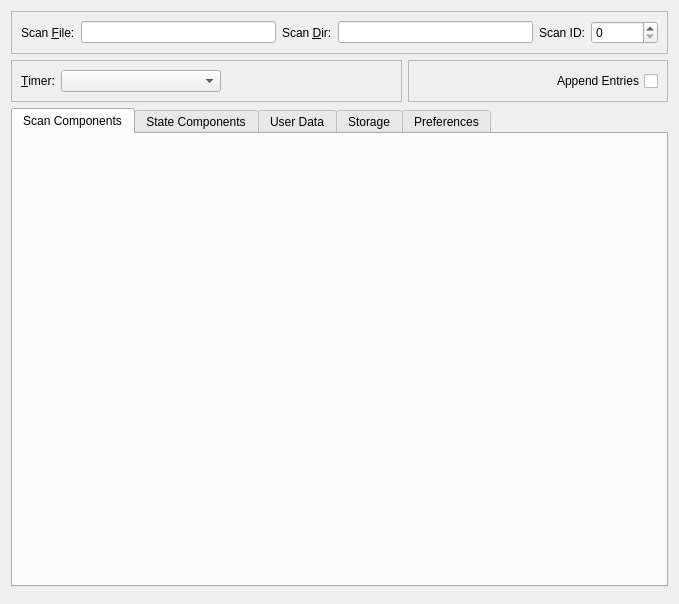
Before: the Qt Designer form nxselector/ui/selector.ui in nexdatas/nxselector, drawn with Qt 5.
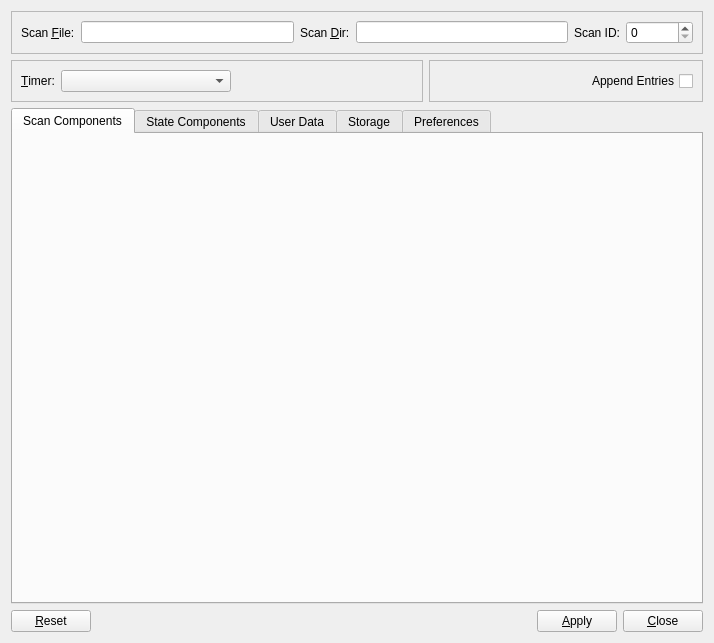
After: the same form once the commit is applied.

The edit to the form file:
```diff
--- a/nxselector/ui/selector.ui
+++ b/nxselector/ui/selector.ui
@@ -6,8 +6,8 @@
    <rect>
     <x>0</x>
     <y>0</y>
-    <width>679</width>
-    <height>604</height>
+    <width>714</width>
+    <height>643</height>
    </rect>
   </property>
   <property name="windowTitle">
@@ -1016,13 +1016,61 @@
        </widget>
       </widget>
      </item>
+    </layout>
+   </item>
+   <item row="1" column="0">
+    <layout class="QHBoxLayout" name="horizontalLayout_12">
      <item>
-      <widget class="QDialogButtonBox" name="buttonBox">
-       <property name="toolTip">
+      <widget class="QPushButton" name="resetPushButton">
+       <property name="text">
+        <string>&amp;Reset</string>
+       </property>
+      </widget>
+     </item>
+     <item>
+      <spacer name="horizontalSpacer_3">
+       <property name="orientation">
+        <enum>Qt::Horizontal</enum>
+       </property>
+       <property name="sizeHint" stdset="0">
+        <size>
+         <width>40</width>
+         <height>20</height>
+        </size>
+       </property>
+      </spacer>
+     </item>
+     <item>
+      <widget class="QLabel" name="statusLabel">
+       <property name="text">
         <string/>
        </property>
-       <property name="standardButtons">
-        <set>QDialogButtonBox::NoButton</set>
+      </widget>
+     </item>
+     <item>
+      <spacer name="horizontalSpacer_6">
+       <property name="orientation">
+        <enum>Qt::Horizontal</enum>
+       </property>
+       <property name="sizeHint" stdset="0">
+        <size>
+         <width>40</width>
+         <height>20</height>
+        </size>
+       </property>
+      </spacer>
+     </item>
+     <item>
+      <widget class="QPushButton" name="applyPushButton">
+       <property name="text">
+        <string>&amp;Apply</string>
+       </property>
+      </widget>
+     </item>
+     <item>
+      <widget class="QPushButton" name="closePushButton">
+       <property name="text">
+        <string>&amp;Close</string>
        </property>
       </widget>
      </item>
```
Left out of the diff: 20 changed lines with no effect on the pictures.
